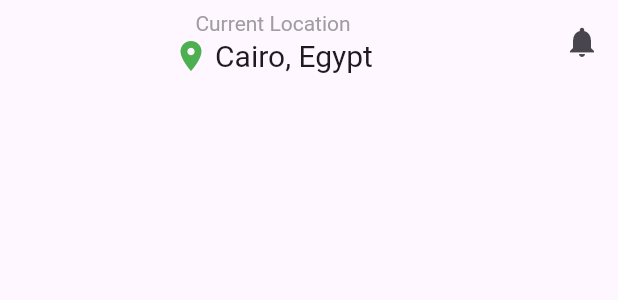
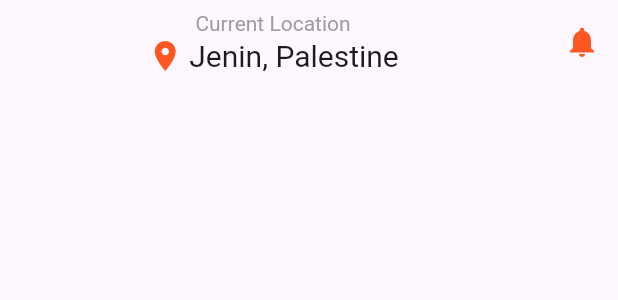
Before and after one commit to MohammedMohiyaldeen/food_app, a Flutter app: the CustomAppBar widget shown alone on an empty page, opened directly, on a phone screen of 412 x 824 dp. Shown: the top 300 px of the screen. Run offline on Flutter 3.47's test engine with Material 3 defaults, Android fonts, the phone set to English and light mode, and no system bars; network calls fail.

Commit message:
second_commit

```diff
--- a/lib/views/widgets/app_drawer.dart
+++ b/lib/views/widgets/app_drawer.dart
@@ -1,4 +1,5 @@
 import 'package:flutter/material.dart';
+
 
 class AppDrawer extends StatelessWidget {
   const AppDrawer({super.key});
@@ -6,6 +7,7 @@ class AppDrawer extends StatelessWidget {
   @override
   Widget build(BuildContext context) {
     return Drawer(
+
         child: SafeArea(
           child: Column(
             children: [
--- a/lib/views/widgets/custom_app_bar.dart
+++ b/lib/views/widgets/custom_app_bar.dart
@@ -9,7 +9,7 @@ class CustomAppBar extends StatelessWidget {
     return AppBar(
         actions: [
           IconButton(
-            icon: const Icon(Icons.notifications),
+            icon: const Icon(Icons.notifications,color: AppColors.primary,),
             onPressed: () {},
           ),
         ],
@@ -28,13 +28,13 @@ class CustomAppBar extends StatelessWidget {
               children: [
                 Icon(
                   Icons.location_on,
-                  color: AppColors.green,
+                  color: AppColors.primary,
                 ),
                 SizedBox(
                   width: 4,
                 ),
                 Text(
-                  'Cairo, Egypt',
+                  'Jenin, Palestine',
                   style: TextStyle(
                     fontSize: 20,
                   ),
```
Also changed, not shown: lib/views/pages/favorites_page.dart (+11 -10 lines).
